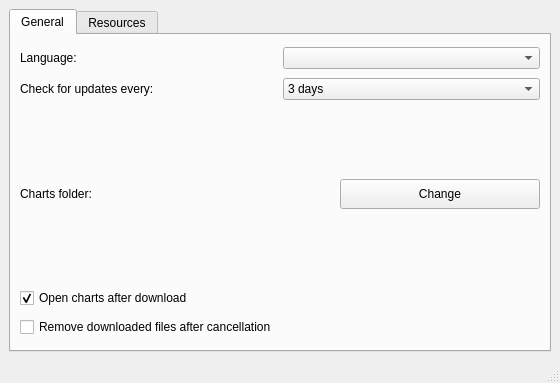
Qt form src/settingswindow.ui (abdullah-radwan/ChartsFinder2) before a commit.
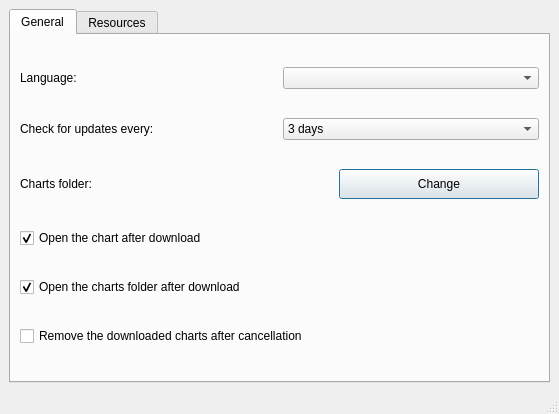
The same form after that commit. Icons and pictures are not drawn.

What changed in the file:
```diff
--- a/src/settingswindow.ui
+++ b/src/settingswindow.ui
@@ -6,8 +6,8 @@
    <rect>
     <x>0</x>
     <y>0</y>
-    <width>560</width>
-    <height>383</height>
+    <width>559</width>
+    <height>414</height>
    </rect>
   </property>
   <property name="windowTitle">
@@ -83,8 +83,8 @@
            <widget class="QLabel" name="pathLabel">
             <property name="minimumSize">
              <size>
-              <width>149</width>
-              <height>170</height>
+              <width>0</width>
+              <height>0</height>
              </size>
             </property>
             <property name="text">
@@ -119,6 +119,9 @@
              <iconset resource="res.qrc">
               <normaloff>:/res/icons/change.svg</normaloff>:/res/icons/change.svg</iconset>
             </property>
+            <property name="default">
+             <bool>true</bool>
+            </property>
            </widget>
           </item>
          </layout>
@@ -126,7 +129,17 @@
         <item>
          <widget class="QCheckBox" name="openCheck">
           <property name="text">
-           <string>Open charts after download</string>
+           <string>Open the chart after download</string>
+          </property>
+          <property name="checked">
+           <bool>true</bool>
+          </property>
+         </widget>
+        </item>
+        <item>
+         <widget class="QCheckBox" name="openFolderCheck">
+          <property name="text">
+           <string>Open the charts folder after download</string>
           </property>
           <property name="checked">
            <bool>true</bool>
@@ -136,7 +149,7 @@
         <item>
          <widget class="QCheckBox" name="removeCheck">
           <property name="text">
-           <string>Remove downloaded files after cancellation</string>
+           <string>Remove the downloaded charts after cancellation</string>
           </property>
          </widget>
         </item>
```
Left out of the diff: 19 changed lines with no effect on the pictures.
